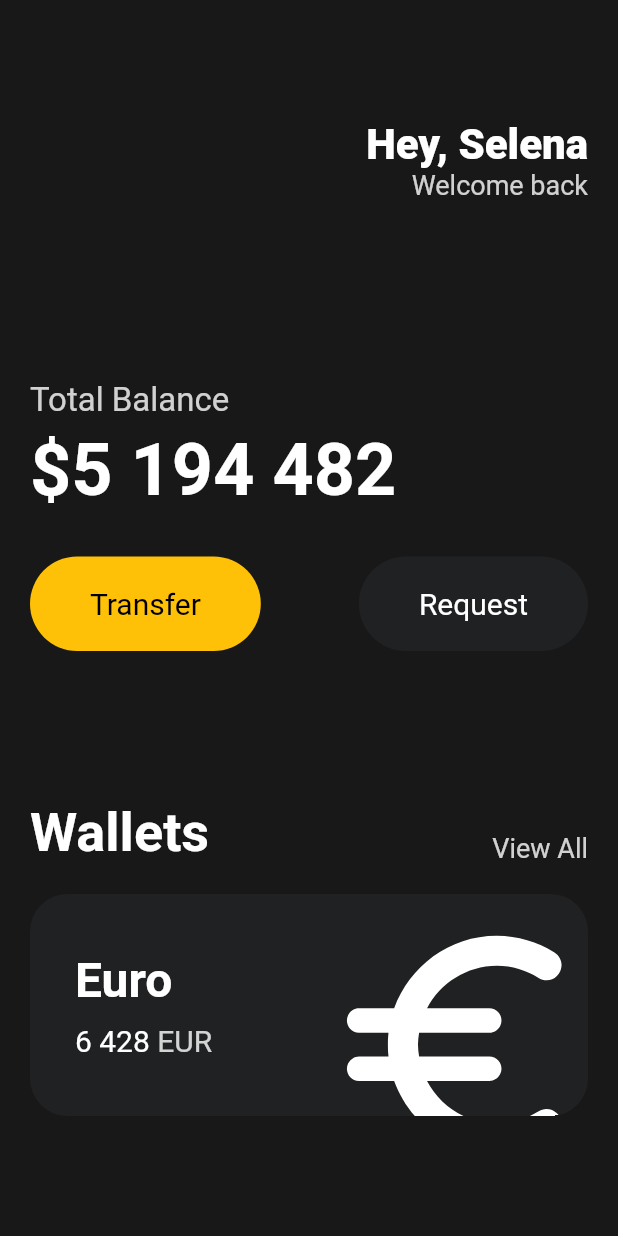
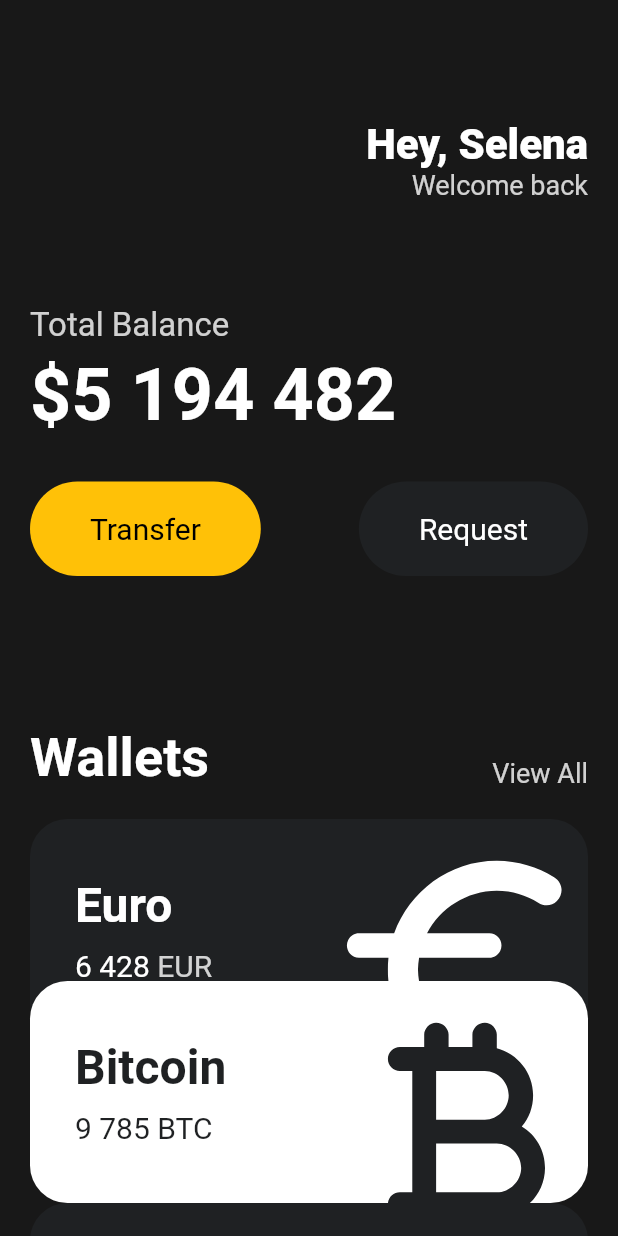
Before and after one commit to developerQuo/toonflix, a Flutter app: the screen it shows after launch, on a phone screen of 412 x 824 dp. Run offline on Flutter 3.47's test engine with Material 2 defaults, Android fonts, the phone set to English and light mode, and no system bars.

Commit message:
currency card widget

```diff
--- a/lib/main.dart
+++ b/lib/main.dart
@@ -1,5 +1,6 @@
 import 'package:flutter/material.dart';
 import 'package:toonflix/widgets/button.dart';
+import 'package:toonflix/widgets/currency_card.dart';
 
 void main() {
   runApp(const MyApp());
@@ -13,7 +14,8 @@ class MyApp extends StatelessWidget {
     return MaterialApp(
       home: Scaffold(
         backgroundColor: const Color(0xFF181818),
-        body: Padding(
+        body: SingleChildScrollView(
+          child: Padding(
             padding: const EdgeInsets.symmetric(horizontal: 20),
             child: Column(
               crossAxisAlignment: CrossAxisAlignment.start,
@@ -38,14 +40,15 @@ class MyApp extends StatelessWidget {
                         Text(
                           'Welcome back',
                           style: TextStyle(
-                            color: Colors.white.withOpacity(0.8), fontSize: 18),
+                              color: Colors.white.withOpacity(0.8),
+                              fontSize: 18),
                         ),
                       ],
                     ),
                   ],
                 ),
                 const SizedBox(
-                height: 120,
+                  height: 70,
                 ),
                 Text(
                   'Total Balance',
@@ -110,71 +113,37 @@ class MyApp extends StatelessWidget {
                 const SizedBox(
                   height: 20,
                 ),
-              Container(
-                clipBehavior: Clip.hardEdge,
-                decoration: BoxDecoration(
-                  color: const Color(0xFF1F2123),
-                  borderRadius: BorderRadius.circular(25),
+                const CurrencyCard(
+                  name: 'Euro',
+                  code: 'EUR',
+                  amount: '6 428',
+                  icon: Icons.euro_rounded,
+                  isInverted: false,
                 ),
-                child: Padding(
-                  padding: const EdgeInsets.all(30),
-                  child: Row(
-                    mainAxisAlignment: MainAxisAlignment.spaceBetween,
-                    children: [
-                      Column(
-                        crossAxisAlignment: CrossAxisAlignment.start,
-                        children: [
-                          const Text(
-                            'Euro',
-                            style: TextStyle(
-                              color: Colors.white,
-                              fontSize: 32,
-                              fontWeight: FontWeight.w600,
+                Transform.translate(
+                  offset: const Offset(0, -40),
+                  child: const CurrencyCard(
+                    name: 'Bitcoin',
+                    code: 'BTC',
+                    amount: '9 785',
+                    icon: Icons.currency_bitcoin_rounded,
+                    isInverted: true,
                   ),
                 ),
-                          const SizedBox(
-                            height: 10,
-                          ),
-                          Row(
-                            children: [
-                              const Text(
-                                '6 428',
-                                style: TextStyle(
-                                  color: Colors.white,
-                                  fontSize: 20,
-                                ),
-                              ),
-                              const SizedBox(
-                                width: 5,
-                              ),
-                              Text(
-                                'EUR',
-                                style: TextStyle(
-                                    color: Colors.white.withOpacity(0.8),
-                                    fontSize: 20),
-                              ),
-                            ],
-                          ),
-                        ],
-                      ),
-                      Transform.scale(
-                        scale: 2.2,
-                        child: Transform.translate(
-                          offset: const Offset(-5, 12),
-                          child: const Icon(
-                            Icons.euro_rounded,
-                            color: Colors.white,
-                            size: 88,
-                          ),
+                Transform.translate(
+                  offset: const Offset(0, -40),
+                  child: const CurrencyCard(
+                    name: 'Dollar',
+                    code: 'USD',
+                    amount: '428',
+                    icon: Icons.attach_money_outlined,
+                    isInverted: false,
                   ),
                 ),
               ],
             ),
           ),
         ),
-            ],
-          ),
-        ),
       ),
     );
   }
--- /dev/null
+++ b/lib/widgets/currency_card.dart
@@ -0,0 +1,87 @@
+import 'package:flutter/material.dart';
+
+class CurrencyCard extends StatelessWidget {
+  final String name, code, amount;
+  final IconData icon;
+  final bool isInverted;
+
+  final _blackColor = const Color(0xFF1F2123);
+
+  const CurrencyCard({
+    super.key,
+    required this.name,
+    required this.code,
+    required this.amount,
+    required this.icon,
+    required this.isInverted,
+  });
+
+  @override
+  Widget build(BuildContext context) {
+    return Container(
+      clipBehavior: Clip.hardEdge,
+      decoration: BoxDecoration(
+        color: isInverted ? Colors.white : _blackColor,
+        borderRadius: BorderRadius.circular(25),
+      ),
+      child: Padding(
+        padding: const EdgeInsets.all(30),
+        child: Row(
+          mainAxisAlignment: MainAxisAlignment.spaceBetween,
+          children: [
+            Column(
+              crossAxisAlignment: CrossAxisAlignment.start,
+              children: [
+                Text(
+                  name,
+                  style: TextStyle(
+                    color: isInverted ? _blackColor : Colors.white,
+                    fontSize: 32,
+                    fontWeight: FontWeight.w600,
+                  ),
+                ),
+                const SizedBox(
+                  height: 10,
+                ),
+                Row(
+                  children: [
+                    Text(
+                      amount,
+                      style: TextStyle(
+                        color: isInverted ? _blackColor : Colors.white,
+                        fontSize: 20,
+                      ),
+                    ),
+                    const SizedBox(
+                      width: 5,
+                    ),
+                    Text(
+                      code,
+                      style: TextStyle(
+                        color: isInverted
+                            ? _blackColor
+                            : Colors.white.withOpacity(0.8),
+                        fontSize: 20,
+                      ),
+                    ),
+                  ],
+                ),
+              ],
+            ),
+            Transform.scale(
+              scale: 2.2,
+              child: Transform.translate(
+                offset: const Offset(-5, 12),
+                child: Icon(
+                  icon,
+                  color: isInverted ? _blackColor : Colors.white,
+                  size: 88,
+                ),
+              ),
+            ),
+          ],
+        ),
+      ),
+    );
+  }
+}
```
Lines whose indentation alone changed are shown as unchanged.
